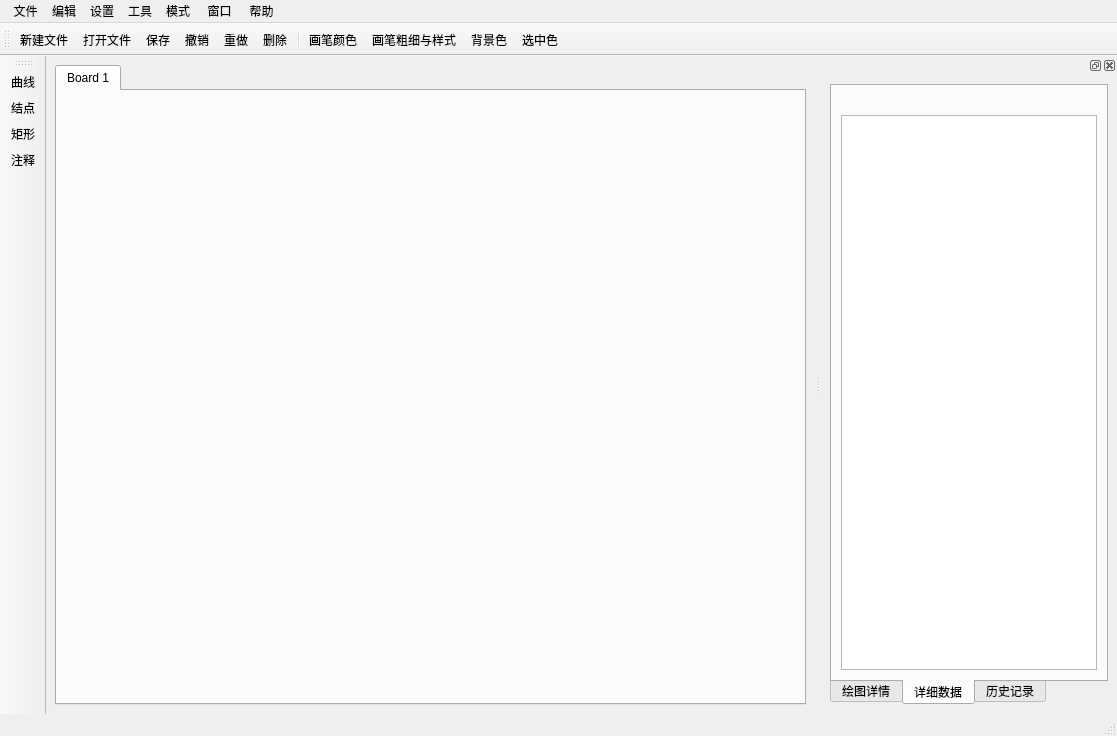
First picture: the form in src/QtApp/MainWindow.ui, repository BBlance/Discrete_math.graph_theory, before the edit.
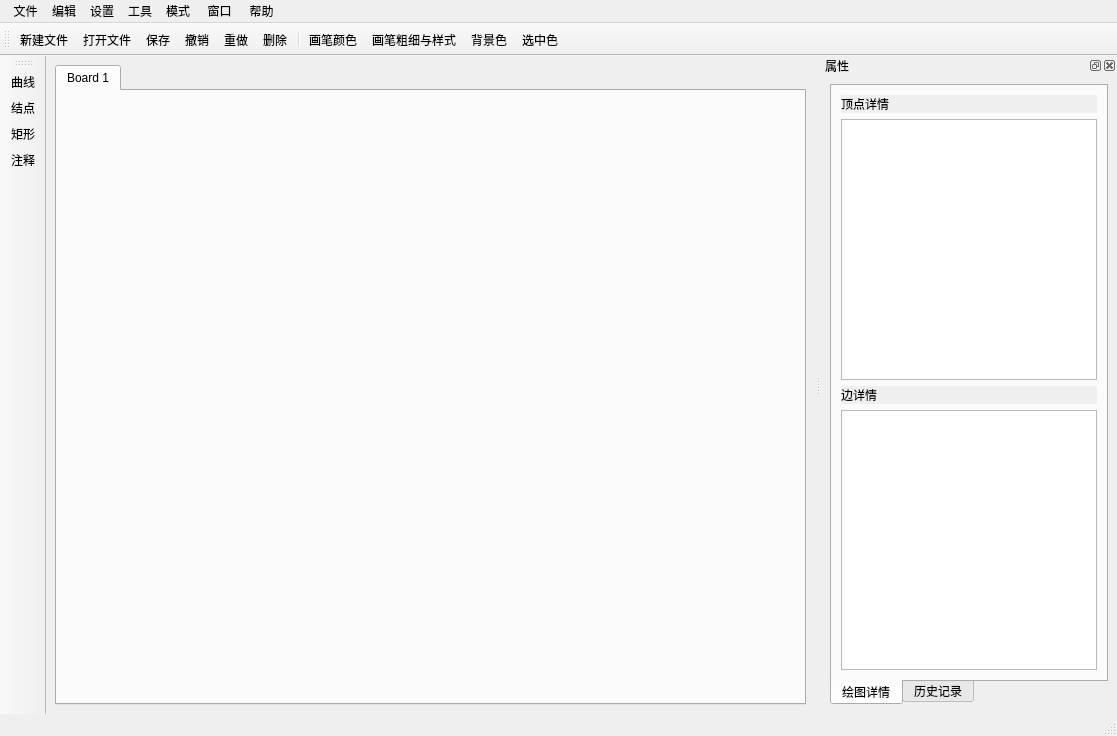
Second picture: the form after the edit. Icons and pictures are not drawn.

The edit to the form file:
```diff
--- a/src/QtApp/MainWindow.ui
+++ b/src/QtApp/MainWindow.ui
@@ -275,7 +275,7 @@
   </widget>
   <widget class="QDockWidget" name="dockWidget">
    <property name="sizePolicy">
-    <sizepolicy hsizetype="Fixed" vsizetype="Preferred">
+    <sizepolicy hsizetype="Preferred" vsizetype="Preferred">
      <horstretch>0</horstretch>
      <verstretch>0</verstretch>
     </sizepolicy>
@@ -292,9 +292,15 @@
      <height>524287</height>
     </size>
    </property>
+   <property name="autoFillBackground">
+    <bool>true</bool>
+   </property>
    <property name="allowedAreas">
     <set>Qt::LeftDockWidgetArea|Qt::RightDockWidgetArea</set>
    </property>
+   <property name="windowTitle">
+    <string>属性</string>
+   </property>
    <attribute name="dockWidgetArea">
     <number>2</number>
    </attribute>
@@ -318,7 +324,7 @@
         <enum>QTabWidget::South</enum>
        </property>
        <property name="currentIndex">
-        <number>1</number>
+        <number>0</number>
        </property>
        <widget class="QWidget" name="DetailsTab">
         <attribute name="title">
@@ -353,23 +359,6 @@
          </item>
         </layout>
        </widget>
-       <widget class="QWidget" name="DataDetails">
-        <attribute name="title">
-         <string>详细数据</string>
-        </attribute>
-        <layout class="QVBoxLayout" name="verticalLayout_5">
-         <item>
-          <widget class="QLabel" name="dataName">
-           <property name="text">
-            <string/>
-           </property>
-          </widget>
-         </item>
-         <item>
-          <widget class="QTableView" name="dataTableView"/>
-         </item>
-        </layout>
-       </widget>
        <widget class="QWidget" name="HistoryTab">
         <attribute name="title">
          <string>历史记录</string>
```
Left out of the diff: 32 changed lines with no effect on the pictures.
